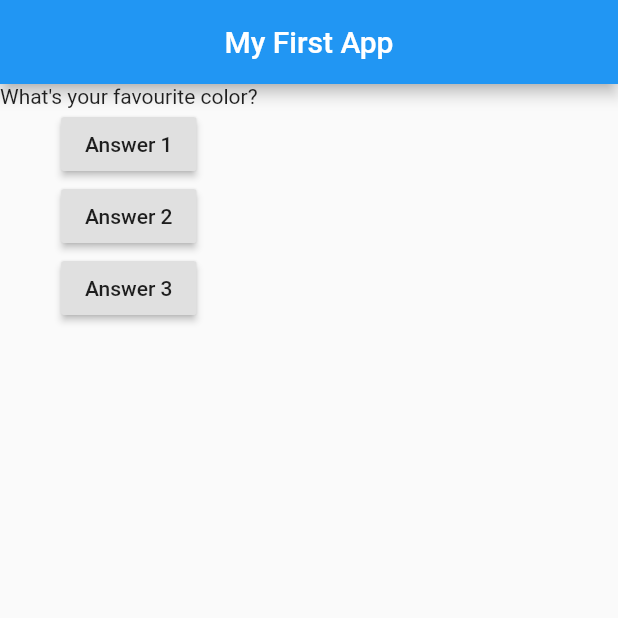
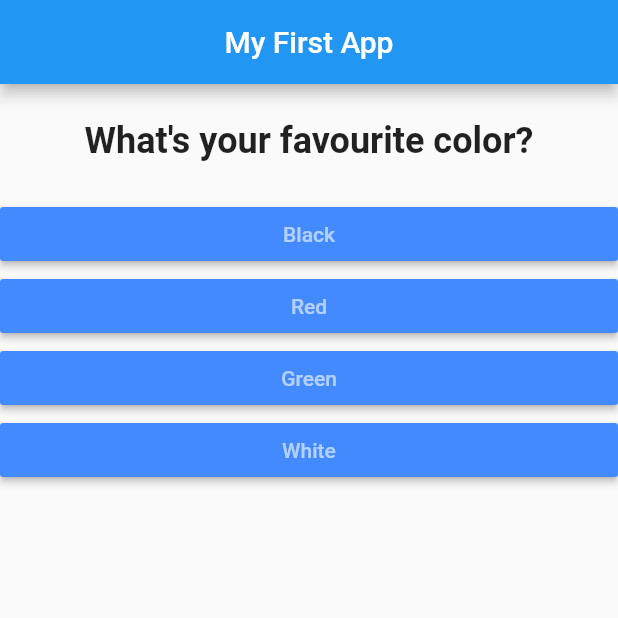
Before and after one commit to IsaacAderogba/quizzly, a Flutter app: the screen it shows after launch, on a phone screen of 412 x 824 dp, the top half of it. Run offline on Flutter 3.47's test engine with Material 2 defaults, Android fonts, the phone set to English and light mode, and no system bars.

Commit message:
Create Question and Answer widgets

```diff
--- /dev/null
+++ b/lib/answer.dart
@@ -0,0 +1,20 @@
+import 'package:flutter/material.dart';
+
+class Answer extends StatelessWidget {
+  final Function selectHandler;
+  final String answerText;
+  Answer(this.selectHandler, this.answerText);
+
+  @override
+  Widget build(BuildContext context) {
+    return Container(
+      width: double.infinity,
+      child: RaisedButton(
+        color: Colors.blueAccent,
+        textColor: Colors.white60,
+        child: Text(answerText),
+        onPressed: selectHandler,
+      ),
+    );
+  }
+}
--- a/lib/main.dart
+++ b/lib/main.dart
@@ -1,22 +1,50 @@
 import 'package:flutter/material.dart';
+
+import './question.dart';
+import './answer.dart';
 
 void main() => runApp(MyApp());
 
 class MyApp extends StatefulWidget {
   @override
   State<StatefulWidget> createState() {
-    return MyAppState();
+    return _MyAppState();
   }
 }
 
-class MyAppState extends State<MyApp> {
-  var questionIndex = 0;
+class _MyAppState extends State<MyApp> {
+  var _questionIndex = 0;
 
   @override
   Widget build(BuildContext context) {
-    var questions = [
-      "What's your favourite color?",
-      "What's your favourite animal?",
+    const questions = const [
+      {
+        'questionText': "What's your favourite color?",
+        'answers': [
+          'Black',
+          'Red',
+          'Green',
+          'White',
+        ]
+      },
+      {
+        'questionText': "What's your favourite animal?",
+        'answers': [
+          'Rabbit',
+          'Snake',
+          'Elephant',
+          'Lion',
+        ]
+      },
+      {
+        'questionText': "What's your favourite instructor?",
+        'answers': [
+          'Max',
+          'Stephen',
+          'Gabe',
+          'Isaac',
+        ]
+      },
     ];
 
     return MaterialApp(
@@ -27,30 +55,20 @@ class MyAppState extends State<MyApp> {
       ),
       body: Column(
         children: <Widget>[
-          Text(questions[questionIndex]),
-          RaisedButton(
-            child: Text("Answer 1"),
-            onPressed: answerQuestion,
-          ),
-          RaisedButton(
-            child: Text("Answer 2"),
-            onPressed: answerQuestion,
-          ),
-          RaisedButton(
-            child: Text("Answer 3"),
-            onPressed: () {
-              print('Answer 3 chosen');
-            },
-          ),
+          Question(questions[_questionIndex]['questionText']),
+          ...(questions[_questionIndex]['answers'] as List<String>)
+              .map((answer) {
+            return Answer(_answerQuestion, answer);
+          }).toList() // generates a new list
         ],
       ),
     ));
   }
 
-  void answerQuestion() {
+  void _answerQuestion() {
     setState(() {
-      questionIndex = questionIndex + 1;
+      _questionIndex = _questionIndex + 1;
     });
-    print(questionIndex);
+    print(_questionIndex);
   }
 }
--- /dev/null
+++ b/lib/question.dart
@@ -0,0 +1,23 @@
+import 'package:flutter/material.dart';
+
+class Question extends StatelessWidget {
+  final String _questionText;
+
+  Question(this._questionText);
+
+  @override
+  Widget build(BuildContext context) {
+    return Container(
+      width: double.infinity,
+      margin: EdgeInsets.all(24),
+      child: Text(
+        _questionText,
+        style: TextStyle(
+          fontSize: 24,
+          fontWeight: FontWeight.w600,
+        ),
+        textAlign: TextAlign.center,
+      ),
+    );
+  }
+}
```
